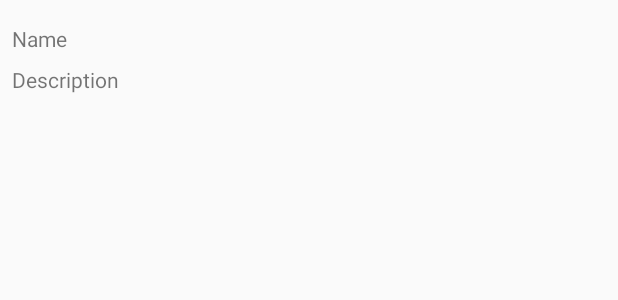
After one commit to PopularPenguin/RunApp, an Android app: the layout list_item.xml on its own in the app's theme, with its tools: preview values and no code run, on a phone screen of 412 x 824 dp. The commit adds this screen. Shown: the top 300 px of the screen. Run offline under Robolectric (Android 15) with nearby library versions, the phone set to English and light mode, and no system bars.

Commit message:
Add Challenge RecyclerView to ListActivity

```diff
--- a/app/src/main/java/com/popularpenguin/runapp/map/RunTracker.java
+++ b/app/src/main/java/com/popularpenguin/runapp/map/RunTracker.java
@@ -145,7 +145,7 @@ public class RunTracker implements LocationService.ConnectionStatus,
     }
 
     @Override
-    public void onUpdate(String time) {
+    public void onStopWatchUpdate(String time) {
         mStopWatchView.setText(time);
     }
 
@@ -164,7 +164,6 @@ public class RunTracker implements LocationService.ConnectionStatus,
         mCurrentLocationMarker = mGoogleMap.addMarker(markerOptions);
     }
 
-    // TODO: Move into a callback from the timer once the stopwatch is set up, ping every 2-3 seconds
     private void updatePolylines() {
         if (mLocationList.size() < 2) {
             return;
--- a/app/src/main/java/com/popularpenguin/runapp/map/StopWatch.java
+++ b/app/src/main/java/com/popularpenguin/runapp/map/StopWatch.java
@@ -25,7 +25,7 @@ public class StopWatch {
 
             displayText = String.format(Locale.US, "%d:%02d:%02d", hours, minutes, seconds);
 
-            listener.onUpdate(displayText);
+            listener.onStopWatchUpdate(displayText);
 
             handler.postDelayed(this, 0);
         }
@@ -68,6 +68,6 @@ public class StopWatch {
     }
 
     public interface StopWatchListener {
-        void onUpdate(String time);
+        void onStopWatchUpdate(String time);
     }
 }
--- /dev/null
+++ b/app/src/main/res/layout/list_item.xml
@@ -0,0 +1,31 @@
+<?xml version="1.0" encoding="utf-8"?>
+<android.support.constraint.ConstraintLayout
+    xmlns:android="http://schemas.android.com/apk/res/android"
+    xmlns:app="http://schemas.android.com/apk/res-auto"
+    xmlns:tools="http://schemas.android.com/tools"
+    android:layout_width="match_parent"
+    android:layout_height="wrap_content">
+
+    <TextView
+        android:id="@+id/tv_item_name"
+        android:layout_width="wrap_content"
+        android:layout_height="wrap_content"
+        android:layout_marginStart="8dp"
+        android:layout_marginTop="16dp"
+        tools:text="Name"
+        app:layout_constraintStart_toStartOf="parent"
+        app:layout_constraintTop_toTopOf="parent"/>
+
+    <TextView
+        android:id="@+id/tv_item_description"
+        android:layout_width="wrap_content"
+        android:layout_height="wrap_content"
+        android:layout_marginBottom="16dp"
+        android:layout_marginTop="8dp"
+        app:layout_constraintBottom_toBottomOf="parent"
+        app:layout_constraintStart_toStartOf="@+id/tv_item_name"
+        app:layout_constraintTop_toBottomOf="@+id/tv_item_name"
+        tools:text="Description"/>
+
+
+</android.support.constraint.ConstraintLayout>
```
Also changed, not shown: app/src/main/java/com/popularpenguin/runapp/data/Challenge.java (+11 -4 lines), app/src/main/java/com/popularpenguin/runapp/map/LocationService.java (+5 -2 lines), app/src/main/java/com/popularpenguin/runapp/view/ChallengeAdapter.java (added, +79 -0 lines), app/src/main/java/com/popularpenguin/runapp/view/ListActivity.java (+36 -6 lines), app/src/main/java/com/popularpenguin/runapp/view/SessionActivity.java (+3 -18 lines), app/src/main/res/layout/activity_list.xml (+5 -11 lines).
